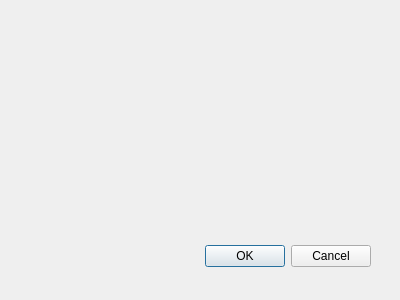
Above: OrangoTango/ventana.ui from AlejandroMB1/OrangoTango before the change. Below: the same form after it.
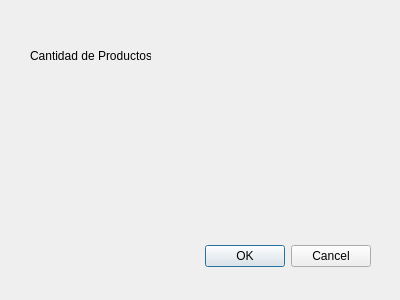
That is the form after the change.

Commit message: agregar un producto alcarrito de compra hecho

```diff
--- a/OrangoTango/ventana.ui
+++ b/OrangoTango/ventana.ui
@@ -29,6 +29,32 @@
     <set>QDialogButtonBox::Cancel|QDialogButtonBox::Ok</set>
    </property>
   </widget>
+  <widget class="QLabel" name="label">
+   <property name="geometry">
+    <rect>
+     <x>30</x>
+     <y>40</y>
+     <width>121</width>
+     <height>31</height>
+    </rect>
+   </property>
+   <property name="text">
+    <string>Cantidad de Productos: </string>
+   </property>
+  </widget>
+  <widget class="QLabel" name="label_2">
+   <property name="geometry">
+    <rect>
+     <x>160</x>
+     <y>40</y>
+     <width>71</width>
+     <height>31</height>
+    </rect>
+   </property>
+   <property name="text">
+    <string/>
+   </property>
+  </widget>
  </widget>
  <resources/>
  <connections>
```
The commit also changes 13 other files.
